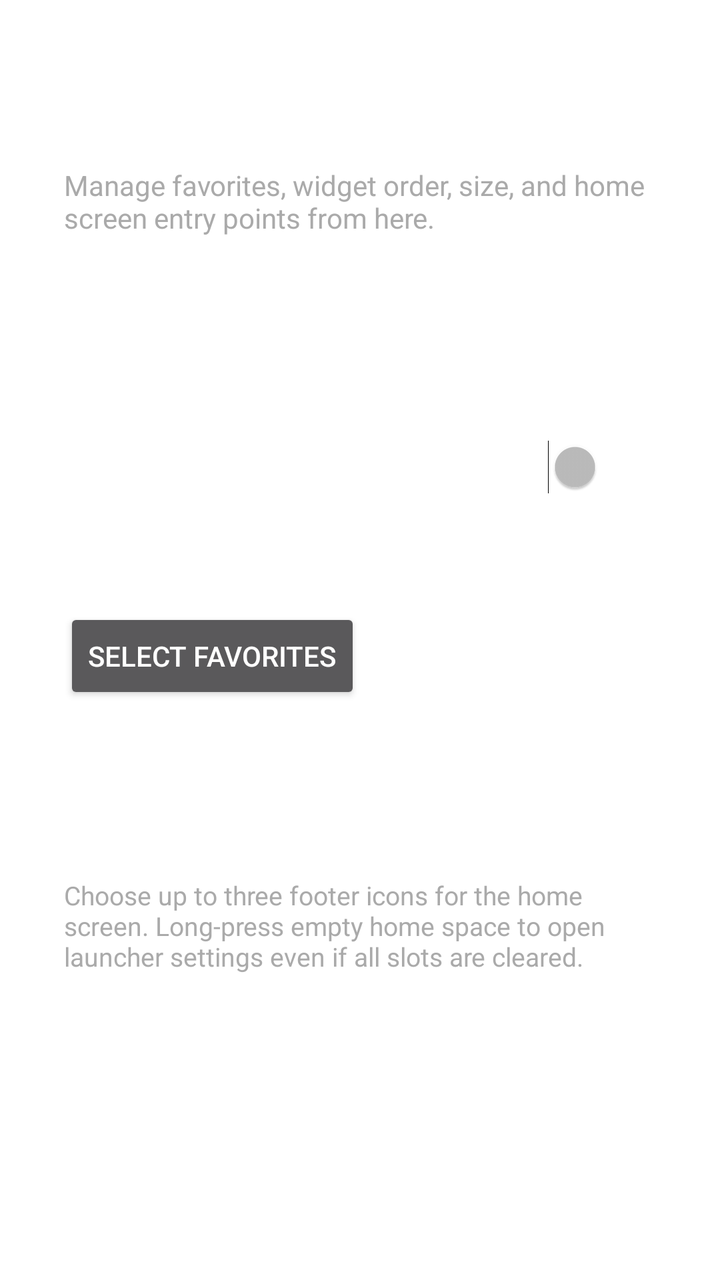
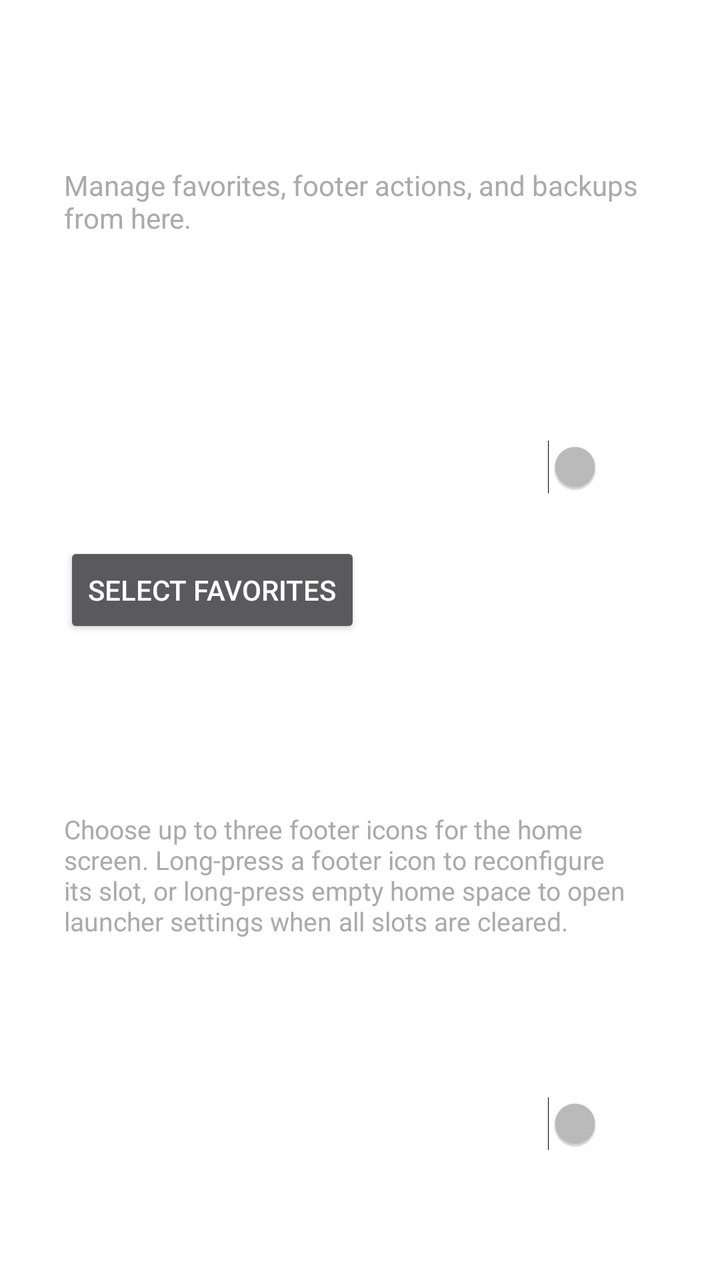

An Android layout rendered at two revisions. The XML below is the earlier revision; the diff shows what the commit changed to produce the second picture.
<!-- AndroidManifest.xml: application theme Theme.ALauncher -->
<!-- res/layout/fragment_settings_system.xml -->
<?xml version="1.0" encoding="utf-8"?>
<ScrollView xmlns:android="http://schemas.android.com/apk/res/android"
    android:layout_width="match_parent"
    android:layout_height="match_parent"
    android:fillViewport="true">

    <LinearLayout
        android:layout_width="match_parent"
        android:layout_height="wrap_content"
        android:orientation="vertical"
        android:padding="32dp">

        <TextView
            android:id="@+id/systemTitle"
            android:layout_width="wrap_content"
            android:layout_height="wrap_content"
            android:text="Widgets &amp; Home"
            android:textColor="#FFFFFF"
            android:textSize="20sp"
            android:textStyle="bold"
            android:layout_marginBottom="24dp" />

        <TextView
            android:id="@+id/systemDescription"
            android:layout_width="match_parent"
            android:layout_height="wrap_content"
            android:text="Manage favorites, widget order, size, and home screen entry points from here."
            android:textColor="#AAAAAA"
            android:textSize="14sp"
            android:layout_marginBottom="24dp" />

        <LinearLayout
            android:id="@+id/notificationsSection"
            android:layout_width="match_parent"
            android:layout_height="wrap_content"
            android:orientation="vertical">

            <TextView
                android:layout_width="wrap_content"
                android:layout_height="wrap_content"
                android:text="Notification Mode"
                android:textColor="#FFFFFF"
                android:textSize="16sp"
                android:layout_marginBottom="8dp" />

            <Spinner
                android:id="@+id/notifModeSpinner"
                android:layout_width="match_parent"
                android:layout_height="wrap_content"
                android:layout_marginBottom="24dp" />

            <LinearLayout
                android:layout_width="match_parent"
                android:layout_height="wrap_content"
                android:orientation="horizontal"
                android:gravity="center_vertical"
                android:layout_marginBottom="24dp">

                <TextView
                    android:layout_width="0dp"
                    android:layout_height="wrap_content"
                    android:layout_weight="1"
                    android:text="Swipe to Dismiss Notifications"
                    android:textColor="#FFFFFF"
                    android:textSize="16sp" />

                <Switch
                    android:id="@+id/notifSwipeSwitch"
                    android:layout_width="wrap_content"
                    android:layout_height="wrap_content" />
            </LinearLayout>
        </LinearLayout>

        <LinearLayout
            android:id="@+id/homeSection"
            android:layout_width="match_parent"
            android:layout_height="wrap_content"
            android:orientation="vertical">

            <View
                android:layout_width="match_parent"
                android:layout_height="1dp"
                android:background="#33FFFFFF"
                android:layout_marginTop="16dp"
                android:layout_marginBottom="16dp" />

            <Button
                android:id="@+id/favoritesButton"
                android:layout_width="wrap_content"
                android:layout_height="wrap_content"
                android:text="Select Favorites"
                android:layout_marginBottom="24dp" />

            <View
                android:layout_width="match_parent"
                android:layout_height="1dp"
                android:background="#33FFFFFF"
                android:layout_marginTop="16dp"
                android:layout_marginBottom="16dp" />

            <TextView
                android:layout_width="wrap_content"
                android:layout_height="wrap_content"
                android:text="Footer Quick Actions"
                android:textColor="#FFFFFF"
                android:textSize="16sp"
                android:layout_marginBottom="8dp" />

            <TextView
                android:layout_width="match_parent"
                android:layout_height="wrap_content"
                android:text="Choose up to three footer icons for the home screen. Long-press empty home space to open launcher settings even if all slots are cleared."
                android:textColor="#AAAAAA"
                android:textSize="13sp"
                android:layout_marginBottom="12dp" />

            <TextView
                android:layout_width="wrap_content"
                android:layout_height="wrap_content"
                android:text="Footer Notifications"
                android:textColor="#FFFFFF"
                android:textSize="14sp"
                android:layout_marginBottom="8dp" />

            <Spinner
                android:id="@+id/footerNotifModeSpinner"
                android:layout_width="match_parent"
                android:layout_height="wrap_content"
                android:layout_marginBottom="16dp" />

            <LinearLayout
                android:id="@+id/footerQuickActionsContainer"
                android:layout_width="match_parent"
                android:layout_height="wrap_content"
                android:orientation="vertical"
                android:layout_marginBottom="24dp" />

            <View
                android:layout_width="match_parent"
                android:layout_height="1dp"
                android:background="#33FFFFFF"
                android:layout_marginTop="16dp"
                android:layout_marginBottom="16dp" />

            <TextView
                android:layout_width="wrap_content"
                android:layout_height="wrap_content"
                android:text="Manage Widgets"
                android:textColor="#FFFFFF"
                android:textSize="16sp"
                android:layout_marginBottom="12dp" />

            <LinearLayout
                android:id="@+id/widgetManageContainer"
                android:layout_width="match_parent"
                android:layout_height="wrap_content"
                android:orientation="vertical"
                android:layout_marginBottom="24dp" />

            <Button
                android:id="@+id/addWidgetButton"
                android:layout_width="wrap_content"
                android:layout_height="wrap_content"
                android:text="Add Widget"
                android:layout_marginBottom="24dp" />

            <View
                android:layout_width="match_parent"
                android:layout_height="1dp"
                android:background="#33FFFFFF"
                android:layout_marginTop="16dp"
                android:layout_marginBottom="16dp" />

            <TextView
                android:layout_width="wrap_content"
                android:layout_height="wrap_content"
                android:text="Backup &amp; Restore"
                android:textColor="#FFFFFF"
                android:textSize="16sp"
                android:layout_marginBottom="8dp" />

            <TextView
                android:layout_width="match_parent"
                android:layout_height="wrap_content"
                android:text="Export launcher preferences to a JSON file, or restore them later. Widget placements stay local to the current device."
                android:textColor="#AAAAAA"
                android:textSize="13sp"
                android:layout_marginBottom="12dp" />

            <Button
                android:id="@+id/backupSettingsButton"
                android:layout_width="wrap_content"
                android:layout_height="wrap_content"
                android:text="Backup Settings"
                android:layout_marginBottom="12dp" />

            <Button
                android:id="@+id/restoreSettingsButton"
                android:layout_width="wrap_content"
                android:layout_height="wrap_content"
                android:text="Restore Settings"
                android:layout_marginBottom="24dp" />
        </LinearLayout>

    </LinearLayout>
</ScrollView>
<!-- resources referenced by this layout -->
<resources>
  <style name="Theme.ALauncher" parent="Theme.AppCompat.NoActionBar">
          <item name="android:windowBackground">@android:color/transparent</item>
          <item name="android:windowShowWallpaper">true</item>
          <item name="android:windowIsTranslucent">true</item>
      </style>
</resources>

<!-- the commit's change to res/layout/fragment_settings_system.xml (unified diff, before → after) -->
@@ -14,7 +14,7 @@
             android:id="@+id/systemTitle"
             android:layout_width="wrap_content"
             android:layout_height="wrap_content"
-            android:text="Widgets &amp; Home"
+            android:text="Home"
             android:textColor="#FFFFFF"
             android:textSize="20sp"
             android:textStyle="bold"
@@ -24,7 +24,7 @@
             android:id="@+id/systemDescription"
             android:layout_width="match_parent"
             android:layout_height="wrap_content"
-            android:text="Manage favorites, widget order, size, and home screen entry points from here."
+            android:text="Manage favorites, footer actions, and backups from here."
             android:textColor="#AAAAAA"
             android:textSize="14sp"
             android:layout_marginBottom="24dp" />
@@ -77,6 +77,13 @@
             android:layout_height="wrap_content"
             android:orientation="vertical">
 
+            <Button
+                android:id="@+id/favoritesButton"
+                android:layout_width="wrap_content"
+                android:layout_height="wrap_content"
+                android:text="Select Favorites"
+                android:layout_marginBottom="24dp" />
+
             <View
                 android:layout_width="match_parent"
                 android:layout_height="1dp"
@@ -84,11 +91,62 @@
                 android:layout_marginTop="16dp"
                 android:layout_marginBottom="16dp" />
 
-            <Button
-                android:id="@+id/favoritesButton"
-                android:layout_width="wrap_content"
-                android:layout_height="wrap_content"
-                android:text="Select Favorites"
+            <TextView
+                android:layout_width="wrap_content"
+                android:layout_height="wrap_content"
+                android:text="Footer Quick Actions"
+                android:textColor="#FFFFFF"
+                android:textSize="16sp"
+                android:layout_marginBottom="8dp" />
+
+            <TextView
+                android:layout_width="match_parent"
+                android:layout_height="wrap_content"
+                android:text="Choose up to three footer icons for the home screen. Long-press a footer icon to reconfigure its slot, or long-press empty home space to open launcher settings when all slots are cleared."
+                android:textColor="#AAAAAA"
+                android:textSize="13sp"
+                android:layout_marginBottom="12dp" />
+
+            <TextView
+                android:layout_width="wrap_content"
+                android:layout_height="wrap_content"
+                android:text="Footer Notifications"
+                android:textColor="#FFFFFF"
+                android:textSize="14sp"
+                android:layout_marginBottom="8dp" />
+
+            <Spinner
+                android:id="@+id/footerNotifModeSpinner"
+                android:layout_width="match_parent"
+                android:layout_height="wrap_content"
+                android:layout_marginBottom="16dp" />
+
+            <LinearLayout
+                android:layout_width="match_parent"
+                android:layout_height="wrap_content"
+                android:orientation="horizontal"
+                android:gravity="center_vertical"
+                android:layout_marginBottom="16dp">
+
+                <TextView
+                    android:layout_width="0dp"
+                    android:layout_height="wrap_content"
+                    android:layout_weight="1"
+                    android:text="Show Footer Labels"
+                    android:textColor="#FFFFFF"
+                    android:textSize="16sp" />
+
+                <Switch
+                    android:id="@+id/footerLabelsSwitch"
+                    android:layout_width="wrap_content"
+                    android:layout_height="wrap_content" />
+            </LinearLayout>
+
+            <LinearLayout
+                android:id="@+id/footerQuickActionsContainer"
+                android:layout_width="match_parent"
+                android:layout_height="wrap_content"
+                android:orientation="vertical"
                 android:layout_marginBottom="24dp" />
 
             <View
@@ -101,79 +159,6 @@
             <TextView
                 android:layout_width="wrap_content"
                 android:layout_height="wrap_content"
-                android:text="Footer Quick Actions"
-                android:textColor="#FFFFFF"
-                android:textSize="16sp"
-                android:layout_marginBottom="8dp" />
-
-            <TextView
-                android:layout_width="match_parent"
-                android:layout_height="wrap_content"
-                android:text="Choose up to three footer icons for the home screen. Long-press empty home space to open launcher settings even if all slots are cleared."
-                android:textColor="#AAAAAA"
-                android:textSize="13sp"
-                android:layout_marginBottom="12dp" />
-
-            <TextView
-                android:layout_width="wrap_content"
-                android:layout_height="wrap_content"
-                android:text="Footer Notifications"
-                android:textColor="#FFFFFF"
-                android:textSize="14sp"
-                android:layout_marginBottom="8dp" />
-
-            <Spinner
-                android:id="@+id/footerNotifModeSpinner"
-                android:layout_width="match_parent"
-                android:layout_height="wrap_content"
-                android:layout_marginBottom="16dp" />
-
-            <LinearLayout
-                android:id="@+id/footerQuickActionsContainer"
-                android:layout_width="match_parent"
-                android:layout_height="wrap_content"
-                android:orientation="vertical"
-                android:layout_marginBottom="24dp" />
-
-            <View
-                android:layout_width="match_parent"
-                android:layout_height="1dp"
-                android:background="#33FFFFFF"
-                android:layout_marginTop="16dp"
-                android:layout_marginBottom="16dp" />
-
-            <TextView
-                android:layout_width="wrap_content"
-                android:layout_height="wrap_content"
-                android:text="Manage Widgets"
-                android:textColor="#FFFFFF"
-                android:textSize="16sp"
-                android:layout_marginBottom="12dp" />
-
-            <LinearLayout
-                android:id="@+id/widgetManageContainer"
-                android:layout_width="match_parent"
-                android:layout_height="wrap_content"
-                android:orientation="vertical"
-                android:layout_marginBottom="24dp" />
-
-            <Button
-                android:id="@+id/addWidgetButton"
-                android:layout_width="wrap_content"
-                android:layout_height="wrap_content"
-                android:text="Add Widget"
-                android:layout_marginBottom="24dp" />
-
-            <View
-                android:layout_width="match_parent"
-                android:layout_height="1dp"
-                android:background="#33FFFFFF"
-                android:layout_marginTop="16dp"
-                android:layout_marginBottom="16dp" />
-
-            <TextView
-                android:layout_width="wrap_content"
-                android:layout_height="wrap_content"
                 android:text="Backup &amp; Restore"
                 android:textColor="#FFFFFF"
                 android:textSize="16sp"
@@ -202,5 +187,35 @@
                 android:layout_marginBottom="24dp" />
         </LinearLayout>
 
+        <LinearLayout
+            android:id="@+id/widgetsSection"
+            android:layout_width="match_parent"
+            android:layout_height="wrap_content"
+            android:orientation="vertical"
+            android:visibility="gone">
+
+            <TextView
+                android:layout_width="wrap_content"
+                android:layout_height="wrap_content"
+                android:text="Manage Widgets"
+                android:textColor="#FFFFFF"
+                android:textSize="16sp"
+                android:layout_marginBottom="12dp" />
+
+            <LinearLayout
+                android:id="@+id/widgetManageContainer"
+                android:layout_width="match_parent"
+                android:layout_height="wrap_content"
+                android:orientation="vertical"
+                android:layout_marginBottom="24dp" />
+
+            <Button
+                android:id="@+id/addWidgetButton"
+                android:layout_width="wrap_content"
+                android:layout_height="wrap_content"
+                android:text="Add Widget"
+                android:layout_marginBottom="24dp" />
+        </LinearLayout>
+
     </LinearLayout>
 </ScrollView>
